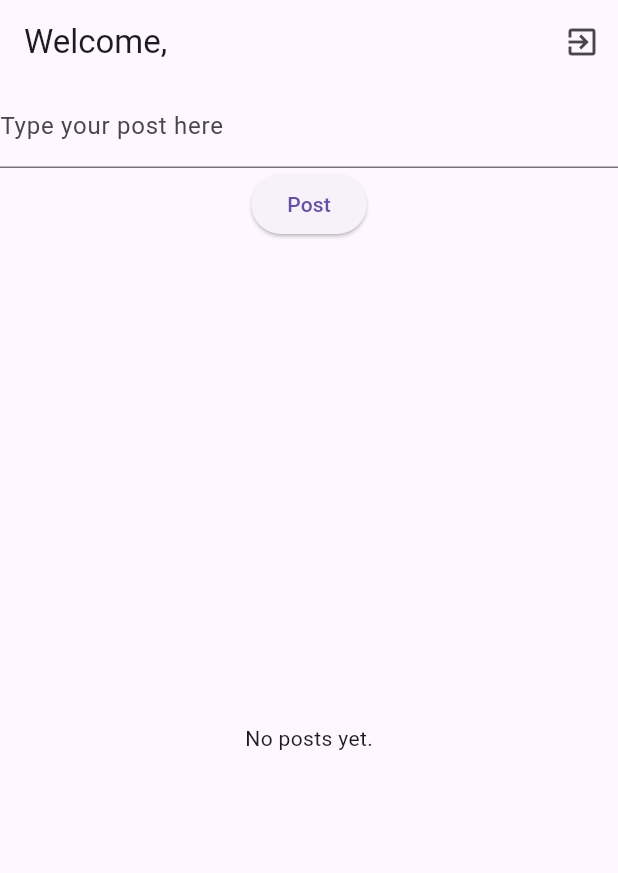
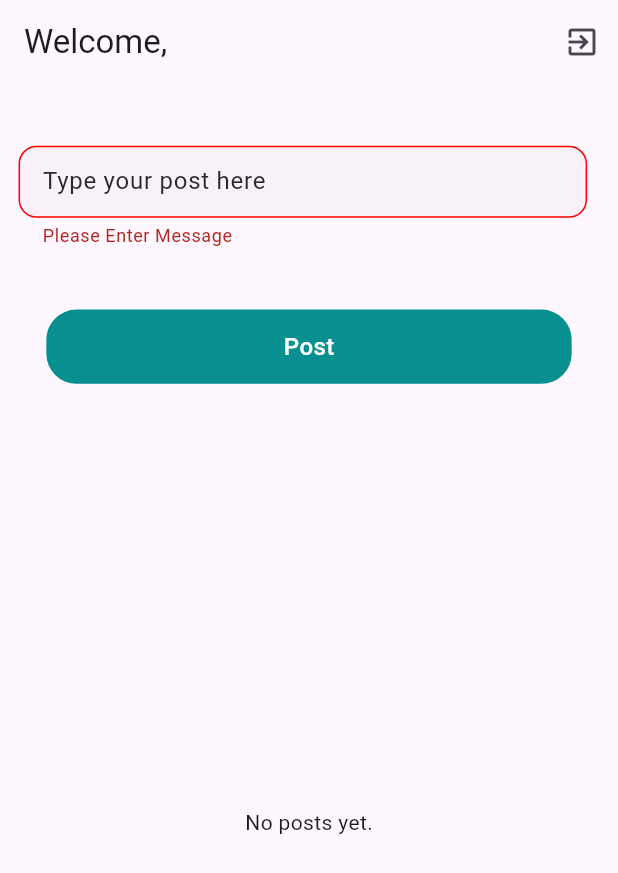
Before and after one commit to mayurpatil2991997/texhinitiatorTask, a Flutter app: the HomeScreen screen opened directly with empty values, after a tap on "Post", on a phone screen of 412 x 824 dp. Shown: the top 873 px of the screen. Run offline on Flutter 3.47's test engine with Material 3 defaults, Android fonts, the phone set to English and light mode, and no system bars; our stand-ins replace cloud_firestore, firebase_auth, firebase_core, flutter_bloc, sizer; accounts and stored records are empty.

Commit message:
Changed home screen screen ui

```diff
--- a/lib/screens/home_screen.dart
+++ b/lib/screens/home_screen.dart
@@ -2,7 +2,13 @@
 import 'package:cloud_firestore/cloud_firestore.dart';
 import 'package:firebase_auth/firebase_auth.dart';
 import 'package:flutter/material.dart';
+import 'package:sizer/sizer.dart';
+import 'package:tech_initiator/Themes/app_colors_theme.dart';
+import 'package:tech_initiator/Themes/app_text_theme.dart';
+import 'package:tech_initiator/Utils/form_validate.dart';
 import 'package:tech_initiator/screens/login_screen.dart';
+import 'package:tech_initiator/widgets/button_widget.dart';
+import 'package:tech_initiator/widgets/custom_text_field.dart';
 
 class HomeScreen extends StatefulWidget {
   final String username;
@@ -15,7 +21,7 @@
 
 class _HomeScreenState extends State<HomeScreen> {
   final TextEditingController _messageController = TextEditingController();
-
+  final formKey = GlobalKey<FormState>();
   void _postMessage() {
     if (_messageController.text.isNotEmpty) {
       FirebaseFirestore.instance.collection('posts').add({
@@ -34,9 +40,9 @@
         title: Text('Welcome, ${widget.username}'),
         actions: [
           IconButton(
-            icon: Icon(Icons.exit_to_app),
+            icon: const Icon(Icons.exit_to_app),
             onPressed: () async {
-              await FirebaseAuth.instance.signOut();  // Log out the user
+              await FirebaseAuth.instance.signOut();
               Navigator.pushReplacement(
                 context,
                 MaterialPageRoute(builder: (context) => LoginScreen()),
@@ -45,15 +51,45 @@
           ),
         ],
       ),
-      body: Column(
+      body: Form(
+        key: formKey,
+          child: Padding(
+            padding:  EdgeInsets.symmetric(
+              horizontal: 3.w
+            ),
+            child: Column(
               children: [
-          TextField(
+                SizedBox(
+                  height: 5.h,
+                ),
+                CustomTextField(
+                  hintText: "Type your post here",
                   controller: _messageController,
-            decoration: InputDecoration(labelText: 'Type your post here'),
+                  keyboardType: null,
+                  validator: (value) {
+                    if (value!.isEmpty) {
+                      return "Please Enter Message";
+                    } else {
+                      return FormValidate.requiredField(
+                          value, "Please Enter Valid Message");
+                    }
+                  },
                 ),
-          ElevatedButton(
-            onPressed: _postMessage,
-            child: Text('Post'),
+                SizedBox(
+                  height: 5.h,
+                ),
+                ButtonWidget(
+                  onTap: () {
+                    if (formKey.currentState?.validate() ?? false) {
+                      _postMessage();
+                    }
+                  },
+                  text: "Post",
+                  textStyle: AppTextStyle.mediumText
+                      .copyWith(color: AppColor.whiteColor, fontSize: 16),
+                ),
+                SizedBox(
+                  height: 2.h,
                 ),
                 Expanded(
                   child: StreamBuilder<QuerySnapshot>(
@@ -63,11 +99,11 @@
                         .snapshots(),
                     builder: (context, snapshot) {
                       if (snapshot.connectionState == ConnectionState.waiting) {
-                  return Center(child: CircularProgressIndicator());
+                        return const Center(child: CircularProgressIndicator());
                       }
 
                       if (!snapshot.hasData || snapshot.data!.docs.isEmpty) {
-                  return Center(child: Text('No posts yet.'));
+                        return const Center(child: Text('No posts yet.'));
                       }
 
                       final posts = snapshot.data!.docs.map((doc) => doc.data() as Map<String, dynamic>).toList();
@@ -87,6 +123,8 @@
                 ),
               ],
             ),
+          ),
+      ),
     );
   }
 }
--- a/lib/screens/sign_up_screen.dart
+++ b/lib/screens/sign_up_screen.dart
@@ -95,7 +95,7 @@
                     if (value!.isEmpty) {
                       return "Please Enter User Name";
                     } else {
-                      return FormValidate.validateEmail(
+                      return FormValidate.requiredField(
                           value, "Please Enter Valid User Name");
                     }
                   },
```
Lines whose indentation alone changed are shown as unchanged.
